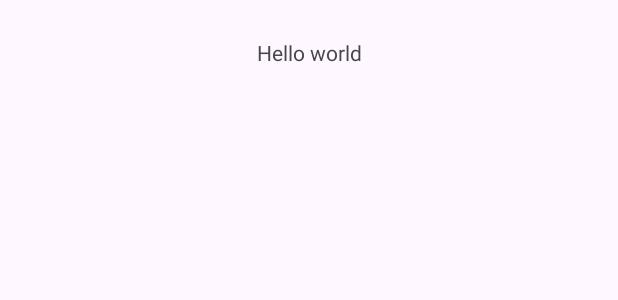
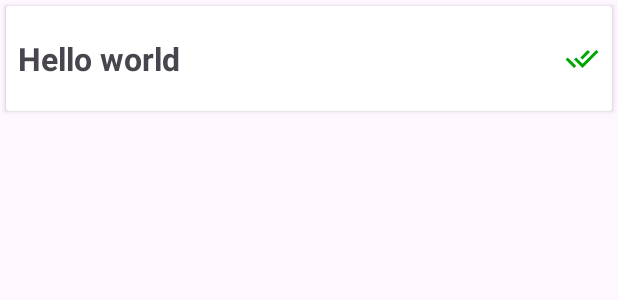
Before and after one commit to AlesandroQG/PROMScroll_InfinitoV2, an Android app: the layout item_task.xml on its own in the app's theme, with its tools: preview values and no code run, on a phone screen of 412 x 824 dp. Shown: the top 300 px of the screen. Run offline under Robolectric (Android 15) with nearby library versions, the phone set to English and light mode, and no system bars.

Commit message:
Añadido imagen y mejorado item_view

```diff
--- /dev/null
+++ b/app/src/main/res/drawable/ic_check_all.xml
@@ -0,0 +1,9 @@
+<vector xmlns:android="http://schemas.android.com/apk/res/android"
+    android:width="24dp"
+    android:height="24dp"
+    android:viewportWidth="960"
+    android:viewportHeight="960">
+  <path
+      android:pathData="M268,720 L42,494l57,-56 170,170 56,56 -57,56ZM494,720L268,494l56,-57 170,170 368,-368 56,57 -424,424ZM494,494 L437,438 635,240 692,296 494,494Z"
+      android:fillColor="#000000"/>
+</vector>
--- a/app/src/main/res/layout/item_task.xml
+++ b/app/src/main/res/layout/item_task.xml
@@ -1,18 +1,40 @@
 <?xml version="1.0" encoding="utf-8"?>
-<androidx.constraintlayout.widget.ConstraintLayout xmlns:android="http://schemas.android.com/apk/res/android"
+<androidx.cardview.widget.CardView xmlns:android="http://schemas.android.com/apk/res/android"
+    xmlns:app="http://schemas.android.com/apk/res-auto"
+    xmlns:tools="http://schemas.android.com/tools"
     android:layout_width="match_parent"
     android:layout_height="70dp"
-    xmlns:app="http://schemas.android.com/apk/res-auto"
-    xmlns:tools="http://schemas.android.com/tools">
+    android:layout_margin="4dp">
+
+    <androidx.constraintlayout.widget.ConstraintLayout
+        android:layout_width="match_parent"
+        android:layout_height="70dp">
 
         <TextView
             android:id="@+id/tvTask"
             android:layout_width="wrap_content"
             android:layout_height="wrap_content"
-        tools:text="Hello world"
+            android:layout_margin="8dp"
+            android:textSize="21sp"
+            android:textStyle="bold"
+            app:layout_constraintBottom_toBottomOf="parent"
+            app:layout_constraintEnd_toEndOf="parent"
+            app:layout_constraintHorizontal_bias="0"
+            app:layout_constraintStart_toStartOf="parent"
             app:layout_constraintTop_toTopOf="parent"
+            tools:text="Hello world" />
+
+        <ImageView
+            android:layout_width="wrap_content"
+            android:layout_height="wrap_content"
+            android:layout_margin="8dp"
+            android:src="@drawable/ic_check_all"
             app:layout_constraintBottom_toBottomOf="parent"
-        app:layout_constraintStart_toStartOf="parent"
-        app:layout_constraintEnd_toEndOf="parent" />
+            app:layout_constraintEnd_toEndOf="parent"
+            app:layout_constraintHorizontal_bias="1"
+            app:layout_constraintStart_toEndOf="@id/tvTask"
+            app:layout_constraintTop_toTopOf="parent"
+            app:tint="@color/green" />
 
     </androidx.constraintlayout.widget.ConstraintLayout>
+</androidx.cardview.widget.CardView>
--- a/app/src/main/res/values/colors.xml
+++ b/app/src/main/res/values/colors.xml
@@ -2,4 +2,5 @@
 <resources>
     <color name="black">#FF000000</color>
     <color name="white">#FFFFFFFF</color>
+    <color name="green">#00A600</color>
 </resources>
```
Lines whose indentation alone changed are shown as unchanged.
